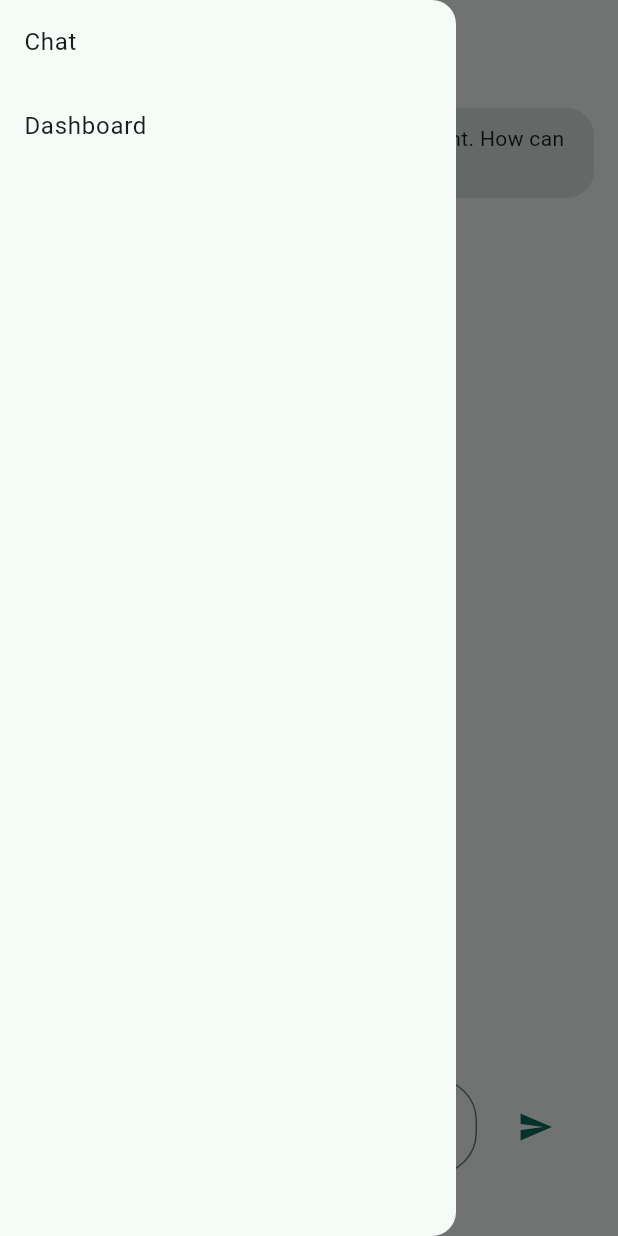
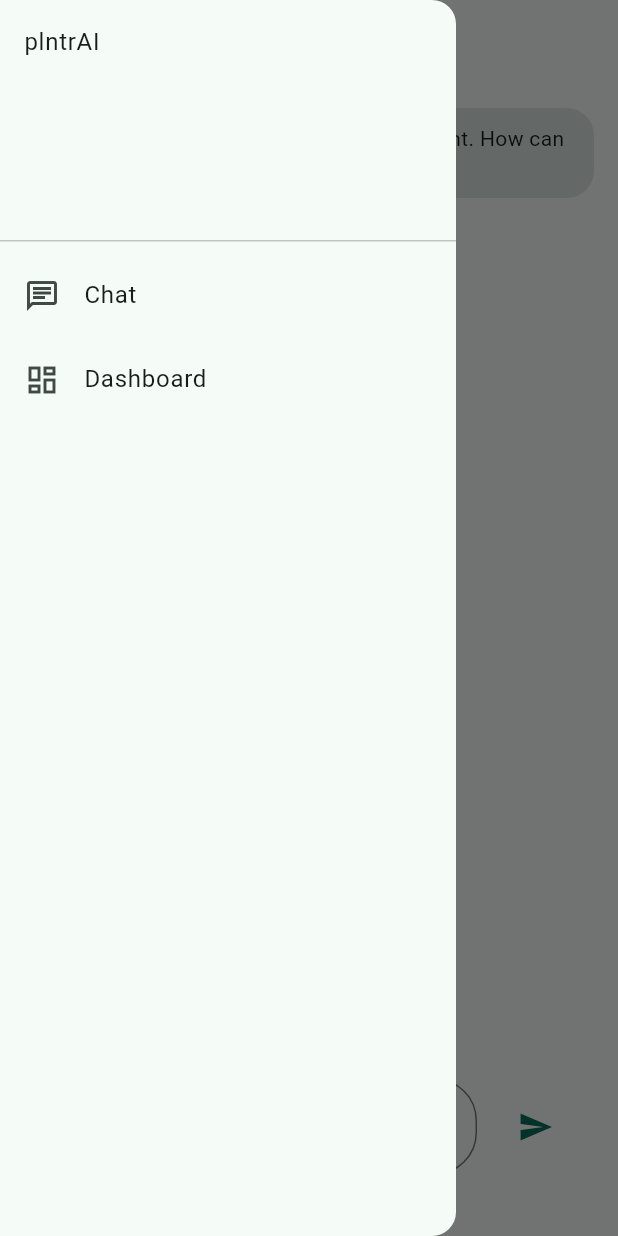
Before and after one commit to plntrAI/plntrAI, a Flutter app: the screen it shows after launch, with the side drawer open, on a phone screen of 412 x 824 dp. Run offline on Flutter 3.47's test engine with Material 3 defaults, Android fonts, the phone set to English and light mode, and no system bars; drawn by our look-alikes of flutter_markdown; our stand-ins replace google_generative_ai.

Commit message:
Update drawer appearance

```diff
--- a/lib/screens/home.dart
+++ b/lib/screens/home.dart
@@ -27,7 +27,11 @@ class _HomeScreenState extends State<HomeScreen> {
         child: ListView(
           padding: EdgeInsets.zero,
           children: [
+            const DrawerHeader(
+              child: Text('plntrAI'),
+            ),
             ListTile(
+              leading: const Icon(Icons.chat_outlined),
               title: const Text('Chat'),
               onTap: () {
                 setState(() {
@@ -37,6 +41,7 @@ class _HomeScreenState extends State<HomeScreen> {
               },
             ),
             ListTile(
+              leading: const Icon(Icons.dashboard_outlined),
               title: const Text('Dashboard'),
               onTap: () {
                 setState(() {
```
